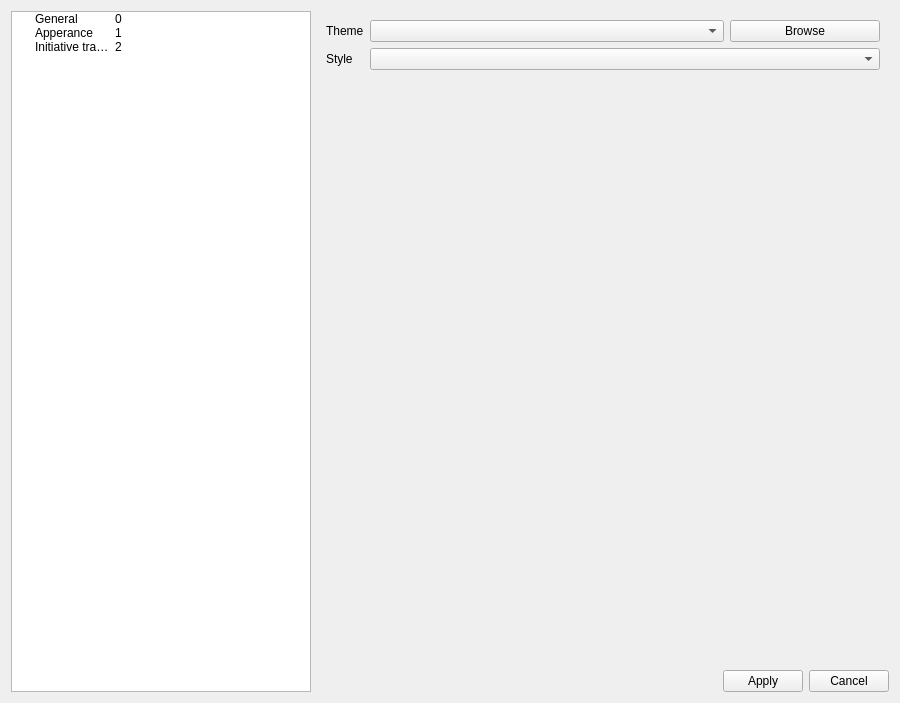
Qt form settingsdialog.ui (Technohamster-py/dm-assist) before a commit.
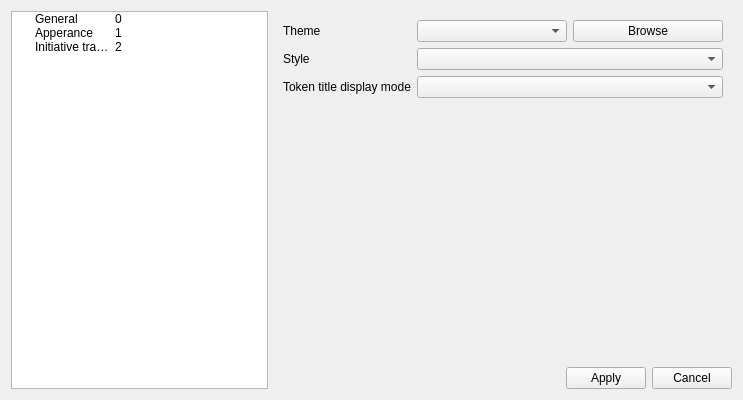
The same form after that commit. The open tabs and pages were chosen to show the change. Icons and pictures are not drawn.

```diff
--- a/settingsdialog.ui
+++ b/settingsdialog.ui
@@ -9,8 +9,8 @@
    <rect>
     <x>0</x>
     <y>0</y>
-    <width>900</width>
-    <height>703</height>
+    <width>743</width>
+    <height>400</height>
    </rect>
   </property>
   <property name="minimumSize">
@@ -194,6 +194,16 @@
          <item row="1" column="1">
           <widget class="QComboBox" name="styleComboBox"/>
          </item>
+         <item row="2" column="0">
+          <widget class="QLabel" name="tokenLabel">
+           <property name="text">
+            <string>Token title display mode</string>
+           </property>
+          </widget>
+         </item>
+         <item row="2" column="1">
+          <widget class="QComboBox" name="tokenComboBox"/>
+         </item>
         </layout>
        </widget>
        <widget class="QWidget" name="initiativePage">
```
Left out of the diff: 2 changed lines with no effect on the pictures.
